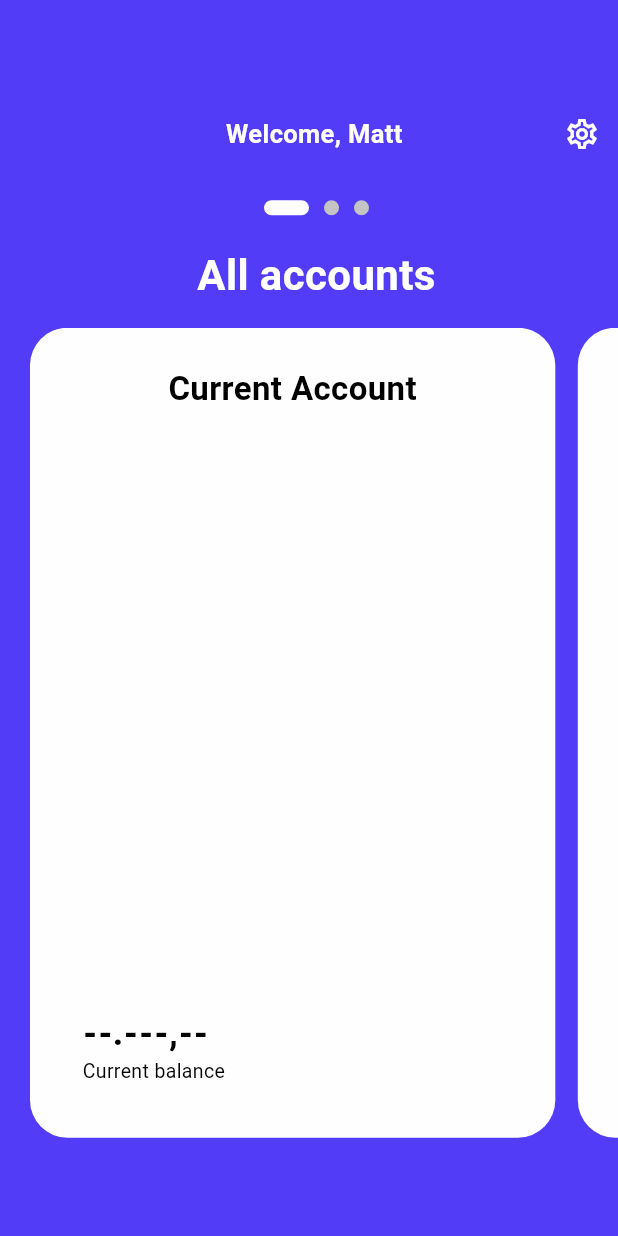
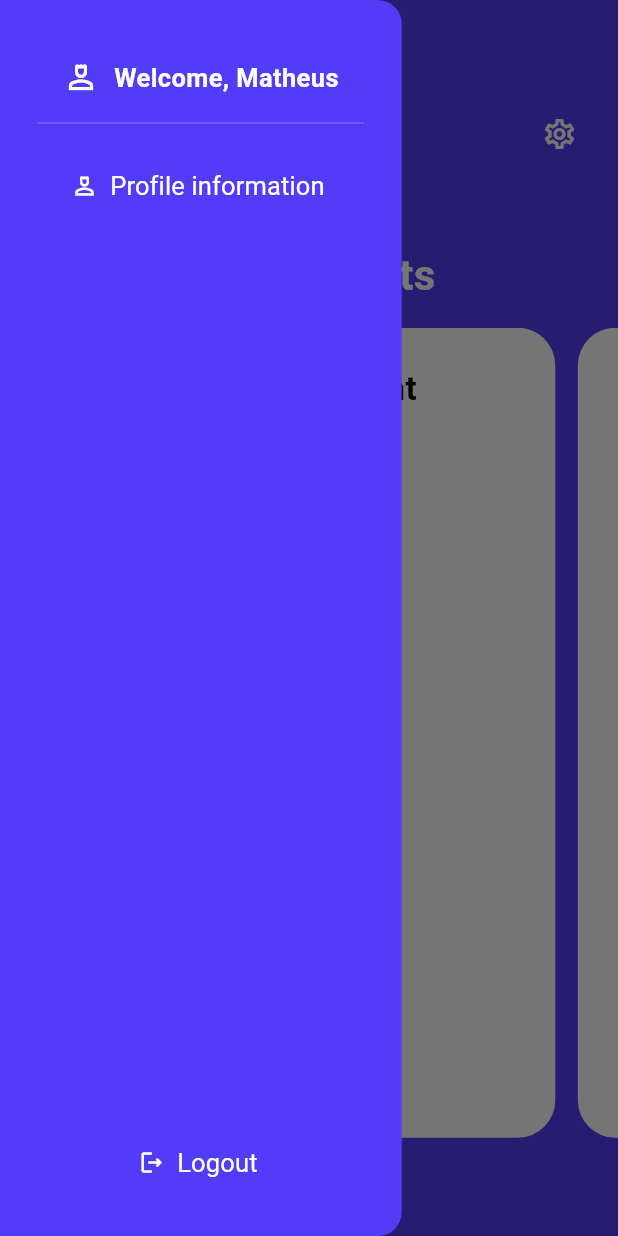
Before and after one commit to HOPDigital/finance-app, a Flutter app: the Dashboard screen opened directly, with the side drawer open (before the commit the screen has no drawer), on a phone screen of 412 x 824 dp. Run offline on Flutter 3.47's test engine with Material 2 defaults, Android fonts, the phone set to English and light mode, and no system bars; drawn by our look-alikes of smooth_page_indicator; our stand-ins replace animated_splash_screen, gap, get, page_transition, pin_code_fields, shared_preferences; accounts and stored records are empty; Roboto replaces fonts that are missing (Montserrat Bold, Montserrat Regular, Poppings Regular).

Commit message:
feat: added drawer so the can user can check or update his own profile information & implemented settings buttton

```diff
--- a/client/lib/pages/dashboard/dashboard.dart
+++ b/client/lib/pages/dashboard/dashboard.dart
@@ -2,11 +2,13 @@ import 'package:flutter/material.dart';
 
 // Pages
 import 'package:flutter_application/pages/dashboard/dashboard_card.dart';
+import 'package:flutter_application/pages/settings/settings_screen.dart';
 
 // Utils
 import 'package:flutter_application/utils/helpers/app_layout.dart';
 import 'package:flutter_application/utils/styles/colors.dart';
 import 'package:flutter_application/utils/styles/typography.dart';
+import 'package:flutter_application/widgets/drawer/drawer.dart';
 
 // Dependecies
 import 'package:gap/gap.dart';
@@ -21,13 +23,19 @@ class Dashboard extends StatefulWidget {
 
 class _DashboardState extends State<Dashboard> {
   final ScrollController _controller = ScrollController();
+  GlobalKey<ScaffoldState> scaffoldKey = GlobalKey<ScaffoldState>();
   int _currentIndex = 0;
 
   @override
   Widget build(BuildContext context) {
     final dynamic size = AppLayout.getSize(context);
 
-    return SafeArea(
+    return Scaffold(
+      key: scaffoldKey,
+      drawer: const SafeArea(
+        child: DrawerWidget(),
+      ),
+      body: SafeArea(
         child: Container(
           decoration: BoxDecoration(color: AppColors.blueColor),
           padding: const EdgeInsets.only(left: 10.0),
@@ -37,28 +45,50 @@ class _DashboardState extends State<Dashboard> {
             mainAxisSize: MainAxisSize.max,
             crossAxisAlignment: CrossAxisAlignment.center,
             children: <Widget>[
-            Row(
+              Padding(
+                padding: EdgeInsets.symmetric(
+                  horizontal: AppLayout.getWidth(15),
+                ),
+                child: Row(
                   mainAxisAlignment: MainAxisAlignment.spaceBetween,
                   children: [
-                const SizedBox(
-                  width: 45,
+                    Row(
+                      mainAxisAlignment: MainAxisAlignment.center,
+                      crossAxisAlignment: CrossAxisAlignment.center,
+                      children: [
+                        IconButton(
+                          onPressed: () =>
+                              {scaffoldKey.currentState?.openDrawer()},
+                          icon: Icon(
+                            Icons.person_4_outlined,
+                            color: AppColors.whiteColor,
                           ),
+                        ),
+                        const Gap(5),
                         Text(
-                  "Welcome, Matt",
+                          "Welcome, Matheus",
                           style: AppTypography.textBody.copyWith(
                             color: AppColors.whiteColor,
                             fontWeight: FontWeight.w600,
                           ),
                           textAlign: TextAlign.center,
                         ),
+                      ],
+                    ),
                     IconButton(
-                  onPressed: () => {},
+                      onPressed: () => Navigator.push(
+                        context,
+                        MaterialPageRoute(
+                          builder: (_) => const SettingsScreen(),
+                        ),
+                      ),
                       icon: Icon(
                         Icons.settings_outlined,
                         color: AppColors.whiteColor,
                       ),
                     ),
                   ],
+                ),
               ),
               const Gap(20),
               AnimatedSmoothIndicator(
@@ -92,7 +122,8 @@ class _DashboardState extends State<Dashboard> {
               SingleChildScrollView(
                 controller: _controller,
                 scrollDirection: Axis.horizontal,
-              padding: EdgeInsets.symmetric(horizontal: AppLayout.getWidth(10)),
+                padding:
+                    EdgeInsets.symmetric(horizontal: AppLayout.getWidth(10)),
                 child: const Row(
                   children: [
                     DashboardCard(
@@ -110,6 +141,7 @@ class _DashboardState extends State<Dashboard> {
             ],
           ),
         ),
+      ),
     );
   }
 }
--- /dev/null
+++ b/client/lib/widgets/drawer/drawer.dart
@@ -0,0 +1,102 @@
+import 'package:flutter/material.dart';
+import 'package:flutter_application/pages/profile/profile_screen.dart';
+
+// Utils & Dependencies
+import 'package:flutter_application/utils/helpers/app_layout.dart';
+import 'package:flutter_application/utils/styles/colors.dart';
+import 'package:flutter_application/utils/styles/typography.dart';
+import 'package:gap/gap.dart';
+
+class DrawerWidget extends StatelessWidget {
+  const DrawerWidget({super.key});
+
+  @override
+  Widget build(BuildContext context) {
+    final dynamic size = AppLayout.getSize(context);
+
+    return Drawer(
+      backgroundColor: AppColors.blueColor,
+      width: size.width * 0.65,
+      child: Padding(
+        padding: EdgeInsets.only(
+          top: AppLayout.getHeight(40),
+          left: AppLayout.getWidth(10),
+          right: AppLayout.getWidth(10),
+          bottom: AppLayout.getHeight(25),
+        ),
+        child: Column(
+          mainAxisAlignment: MainAxisAlignment.spaceBetween,
+          children: [
+            Column(
+              mainAxisAlignment: MainAxisAlignment.center,
+              crossAxisAlignment: CrossAxisAlignment.center,
+              children: [
+                Row(
+                  mainAxisAlignment: MainAxisAlignment.center,
+                  crossAxisAlignment: CrossAxisAlignment.center,
+                  children: [
+                    // Load profile image instead of Icon
+                    //
+                    Icon(
+                      Icons.person_4_outlined,
+                      color: AppColors.whiteColor,
+                    ),
+                    const Gap(10),
+                    Text(
+                      "Welcome, Matheus",
+                      style: AppTypography.textBody.copyWith(
+                        color: AppColors.whiteColor,
+                        fontWeight: FontWeight.w600,
+                      ),
+                    ),
+                  ],
+                ),
+                const Gap(10),
+                const Divider(
+                  thickness: 0.2,
+                  indent: 15.0,
+                  endIndent: 15.0,
+                  color: Colors.white,
+                ),
+                const Gap(10),
+                TextButton.icon(
+                  onPressed: () => {
+                    Navigator.push(
+                      context,
+                      MaterialPageRoute(
+                        builder: (_) => const ProfileScreen(),
+                      ),
+                    ),
+                  },
+                  icon: Icon(
+                    Icons.person_4_outlined,
+                    color: AppColors.whiteColor,
+                  ),
+                  label: Text(
+                    "Profile information",
+                    style: AppTypography.textBody.copyWith(
+                      color: AppColors.whiteColor,
+                    ),
+                  ),
+                ),
+              ],
+            ),
+            TextButton.icon(
+              onPressed: () => {},
+              icon: Icon(
+                Icons.logout_outlined,
+                color: AppColors.whiteColor,
+              ),
+              label: Text(
+                "Logout",
+                style: AppTypography.textBody.copyWith(
+                  color: AppColors.whiteColor,
+                ),
+              ),
+            ),
+          ],
+        ),
+      ),
+    );
+  }
+}
```
Also changed, not shown: client/lib/pages/profile/profile_screen.dart (added, +45 -0 lines), client/lib/pages/settings/settings_screen.dart (added, +40 -0 lines), client/lib/widgets/buttons/secondary_button.dart (deleted). Lines whose indentation alone changed are shown as unchanged.
